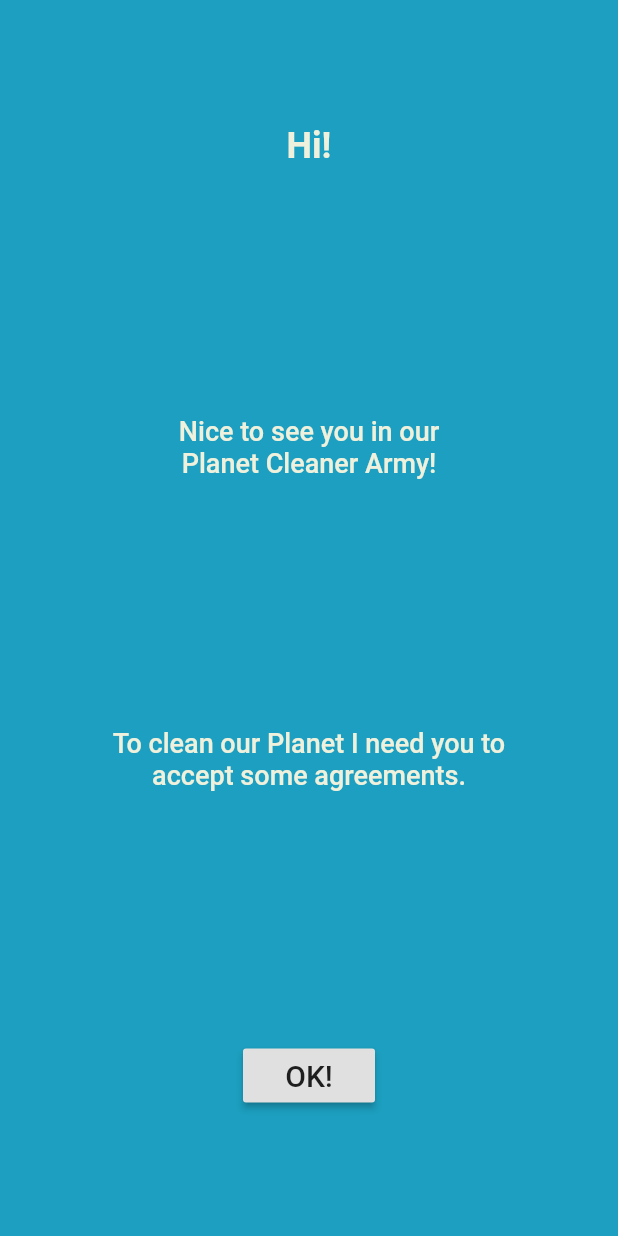
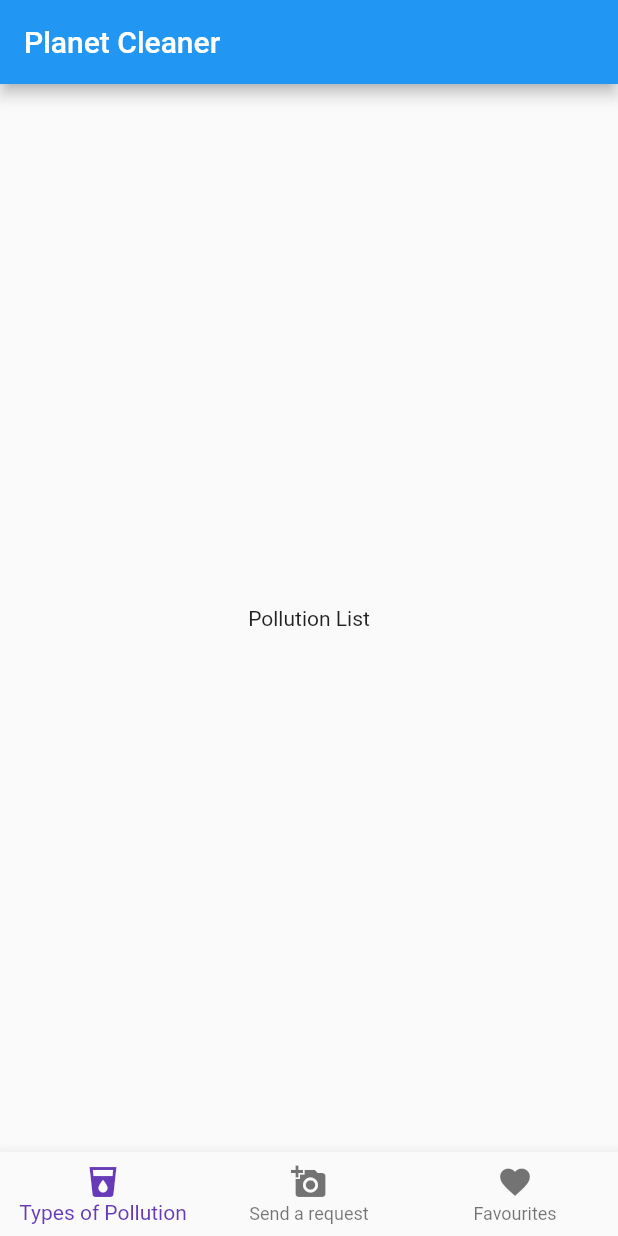
Before and after one commit to veramaryenko/planet_cleaner, a Flutter app: the screen it shows after launch, after a tap on "OK!", on a phone screen of 412 x 824 dp. Run offline on Flutter 3.47's test engine with Material 2 defaults, Android fonts, the phone set to English and light mode, and no system bars; our stand-ins replace location; accounts and stored records are empty; statements that could not run were skipped; project files that could hold a hidden picture were left out.

```diff
--- a/lib/main.dart
+++ b/lib/main.dart
@@ -2,6 +2,7 @@ import 'package:flutter/material.dart';
 import 'package:planet_cleaner/ui/main_page.dart';
 import 'package:planet_cleaner/ui/splash_page.dart';
 import 'package:planet_cleaner/utils/app_color.dart';
+import 'package:planet_cleaner/ui/action.dart';
 
 void main() {
   runApp(PlanetCleanerApp());
@@ -35,7 +36,8 @@ class PlanetCleanerApp extends StatelessWidget {
       debugShowCheckedModeBanner: false,
       home: SplashScreen(),
       routes: <String, WidgetBuilder>{
-        'InfoScreen': (BuildContext context) => MainPage()
+        'InfoScreen': (BuildContext context) => MainPage(),
+        'CameraScreen': (BuildContext context) => ActionPage(),
       },
     );
   }
--- /dev/null
+++ b/lib/ui/action.dart
@@ -0,0 +1,48 @@
+import 'package:flutter/material.dart';
+import 'package:flutter/widgets.dart';
+
+class ActionPage extends StatefulWidget {
+  ActionPage({Key key}) : super(key: key);
+
+  @override
+  ActionPageState createState() => ActionPageState();
+}
+
+class ActionPageState extends State<ActionPage> {
+  int selectedIndex = 0;
+  final widgetOptions = [
+    Text('Pollution List'),
+    Text('Add new pollution'),
+    Text('Favourites'),
+  ];
+
+  @override
+  Widget build(BuildContext context) {
+    return Scaffold(
+      appBar: AppBar(
+        title: Text('Planet Cleaner'),
+      ),
+      body: Center(
+        child: widgetOptions.elementAt(selectedIndex),
+      ),
+      bottomNavigationBar: BottomNavigationBar(
+        items: <BottomNavigationBarItem>[
+          BottomNavigationBarItem(icon: Icon(Icons.local_drink), title: Text('Types of Pollution')),
+          BottomNavigationBarItem(
+              icon: Icon(Icons.add_a_photo), title: Text('Send a request')),
+          BottomNavigationBarItem(
+              icon: Icon(Icons.favorite), title: Text('Favourites')),
+        ],
+        currentIndex: selectedIndex,
+        fixedColor: Colors.deepPurple,
+        onTap: onItemTapped,
+      ),
+    );
+  }
+
+  void onItemTapped(int index) {
+    setState(() {
+      selectedIndex = index;
+    });
+  }
+}
--- a/lib/ui/main_page.dart
+++ b/lib/ui/main_page.dart
@@ -1,5 +1,6 @@
 import 'package:flutter/material.dart';
 import 'package:planet_cleaner/services/location_service.dart';
+import 'package:planet_cleaner/ui/action.dart';
 import 'package:planet_cleaner/utils/app_color.dart';
 
 class MainPage extends StatefulWidget {
@@ -7,7 +8,17 @@ class MainPage extends StatefulWidget {
   _MainPageState createState() => _MainPageState();
 }
 
+
+
 class _MainPageState extends State<MainPage> {
+
+  void navigateToActionPage() {
+    Navigator.of(context).pushReplacement(
+        MaterialPageRoute(builder: (BuildContext context) => ActionPage()));
+  }
+
+
+
   @override
   Widget build(BuildContext context) {
     return Scaffold(
@@ -29,7 +40,8 @@ class _MainPageState extends State<MainPage> {
             ),
             RaisedButton(
               onPressed: () {
-                LocationService();
+//                LocationService();
+                  navigateToActionPage();
               },
               child: const Text('OK!', style: TextStyle(fontSize: 20)),
             ),
--- a/lib/ui/splash_page.dart
+++ b/lib/ui/splash_page.dart
@@ -56,7 +56,7 @@ class _SplashScreenState extends State<SplashScreen> {
               Text(
                 'Make Planet\nClean and Beautiful',
                 textAlign: TextAlign.center,
-                style: Theme.of(context).primaryTextTheme.display3,
+                 ,
               )
             ],
           ),
```
Also changed, not shown: lib/ui/camera_widget.dart (deleted, +0 -46 lines), 2 other files.
